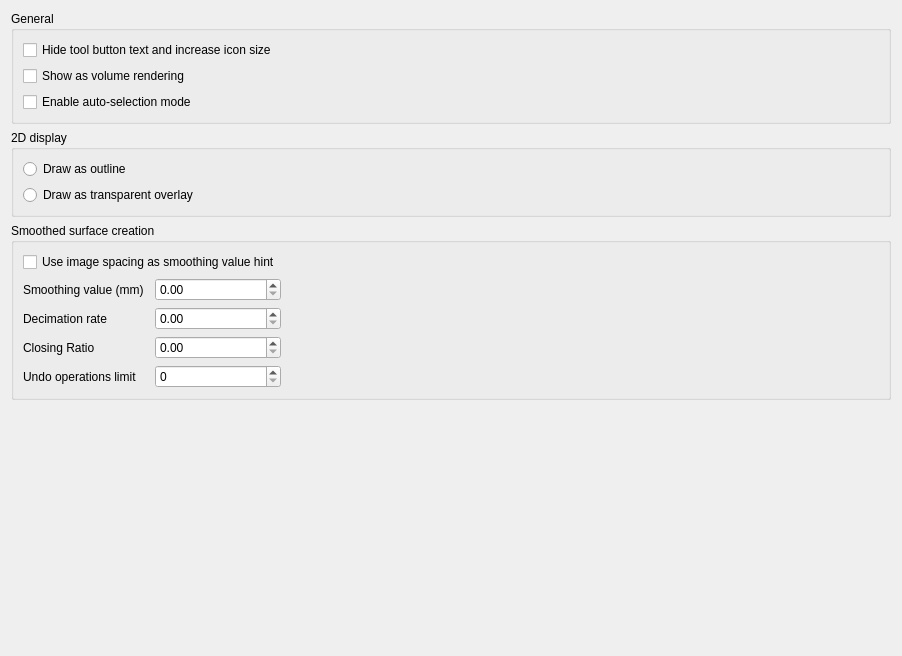
Above: Plugins/org.mitk.gui.qt.segmentation/src/QmitkSegmentationPreferencePage.ui from MITK/MITK before the change. Below: the same form after it.
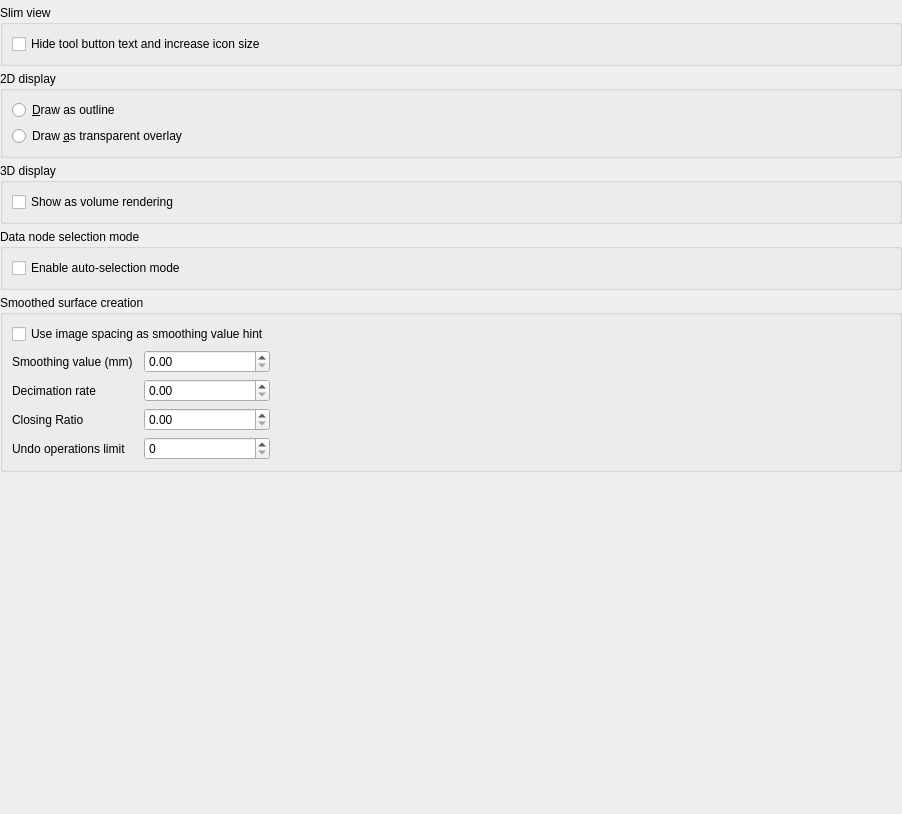
That is the form after the change.

Commit message:
Fixed design bugs segmentation preference page
AUT-2686

```diff
--- a/Plugins/org.mitk.gui.qt.segmentation/src/QmitkSegmentationPreferencePage.ui
+++ b/Plugins/org.mitk.gui.qt.segmentation/src/QmitkSegmentationPreferencePage.ui
@@ -7,17 +7,32 @@
     <x>0</x>
     <y>0</y>
     <width>902</width>
-    <height>656</height>
+    <height>814</height>
    </rect>
   </property>
   <property name="windowTitle">
    <string/>
   </property>
   <layout class="QVBoxLayout" name="verticalLayout">
+   <property name="spacing">
+    <number>5</number>
+   </property>
+   <property name="leftMargin">
+    <number>0</number>
+   </property>
+   <property name="topMargin">
+    <number>5</number>
+   </property>
+   <property name="rightMargin">
+    <number>0</number>
+   </property>
+   <property name="bottomMargin">
+    <number>0</number>
+   </property>
    <item>
     <widget class="QGroupBox" name="groupBox_3">
      <property name="title">
-      <string>General</string>
+      <string>Slim view</string>
      </property>
      <layout class="QGridLayout" name="gridLayout_3">
       <item row="0" column="0">
@@ -27,20 +42,6 @@
         </property>
        </widget>
       </item>
-      <item row="1" column="0">
-       <widget class="QCheckBox" name="m_VolumeRenderingCheckBox">
-        <property name="text">
-         <string>Show as volume rendering</string>
-        </property>
-       </widget>
-      </item>
-      <item row="2" column="0">
-       <widget class="QCheckBox" name="m_SelectionModeCheckBox">
-        <property name="text">
-         <string>Enable auto-selection mode</string>
-        </property>
-       </widget>
-      </item>
      </layout>
     </widget>
    </item>
@@ -53,14 +54,46 @@
       <item row="0" column="0">
        <widget class="QRadioButton" name="m_RadioOutline">
         <property name="text">
-         <string>Draw as outline</string>
+         <string>&amp;Draw as outline</string>
         </property>
        </widget>
       </item>
       <item row="1" column="0">
        <widget class="QRadioButton" name="m_RadioOverlay">
         <property name="text">
-         <string>Draw as transparent overlay</string>
+         <string>Draw &amp;as transparent overlay</string>
+        </property>
+       </widget>
+      </item>
+     </layout>
+    </widget>
+   </item>
+   <item>
+    <widget class="QGroupBox" name="groupBox_4">
+     <property name="title">
+      <string>3D display</string>
+     </property>
+     <layout class="QGridLayout" name="gridLayout_4">
+      <item row="0" column="0">
+       <widget class="QCheckBox" name="m_VolumeRenderingCheckBox">
+        <property name="text">
+         <string>Show as volume rendering</string>
+        </property>
+       </widget>
+      </item>
+     </layout>
+    </widget>
+   </item>
+   <item>
+    <widget class="QGroupBox" name="groupBox_5">
+     <property name="title">
+      <string>Data node selection mode</string>
+     </property>
+     <layout class="QGridLayout" name="gridLayout_5">
+      <item row="0" column="0">
+       <widget class="QCheckBox" name="m_SelectionModeCheckBox">
+        <property name="text">
+         <string>Enable auto-selection mode</string>
         </property>
        </widget>
       </item>
@@ -183,7 +216,7 @@
      <property name="sizeHint" stdset="0">
       <size>
        <width>20</width>
-       <height>195</height>
+       <height>269</height>
       </size>
      </property>
     </spacer>
```
